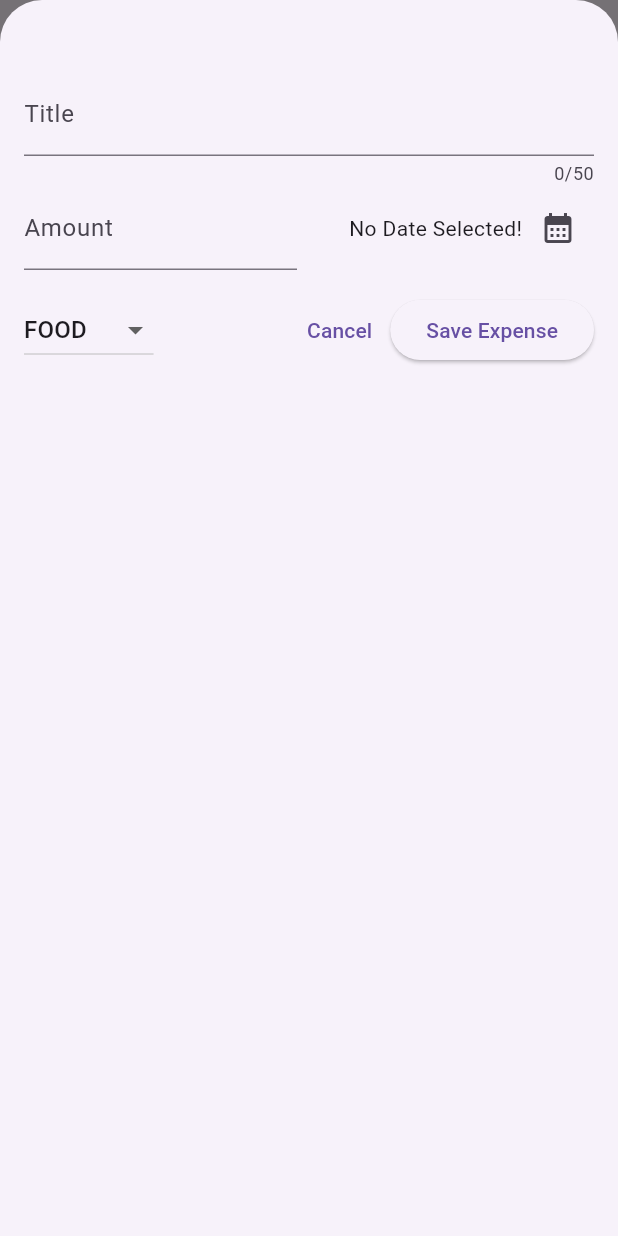
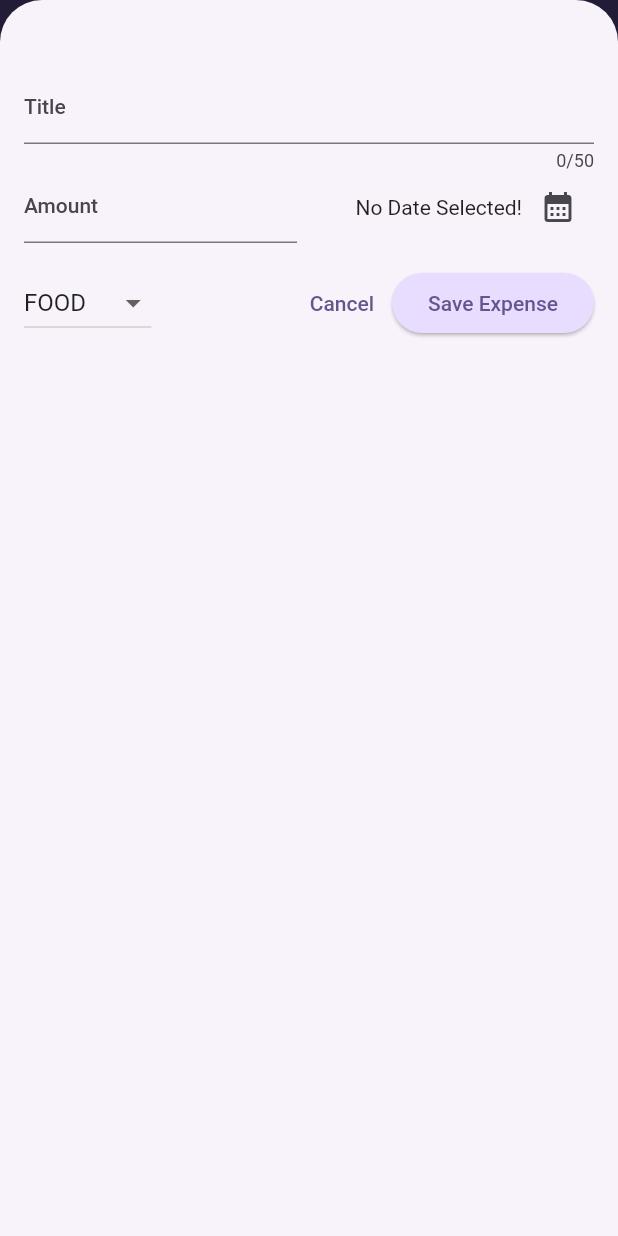
Before and after one commit to AndyMuloki/expense_tracker, a Flutter app: the screen it shows after launch, after a tap on the "add" icon, on a phone screen of 412 x 824 dp. Run offline on Flutter 3.47's test engine with Material 2 defaults, Android fonts, the phone set to English and light mode, and no system bars.

Commit message:
apply theming to the application

```diff
--- a/lib/main.dart
+++ b/lib/main.dart
@@ -2,10 +2,40 @@ import 'package:flutter/material.dart';
 
 import 'package:expense_tracker/widgets/expenses.dart';
 
+var kColorScheme = ColorScheme.fromSeed(
+  seedColor: const Color.fromARGB(255, 96, 59, 181),
+);
+
 void main() {
   runApp(
     MaterialApp(
-      theme: ThemeData(useMaterial3: true),
+      theme: ThemeData().copyWith(
+        useMaterial3: true,
+        colorScheme: kColorScheme,
+        appBarTheme: const AppBarTheme().copyWith(
+          backgroundColor: kColorScheme.onPrimaryContainer,
+          foregroundColor: kColorScheme.primaryContainer,
+        ),
+        cardTheme: const CardTheme().copyWith(
+          color: kColorScheme.secondaryContainer,
+          margin: const EdgeInsets.symmetric(
+            horizontal: 16,
+            vertical: 8,
+          ),
+        ),
+        elevatedButtonTheme: ElevatedButtonThemeData(
+          style: ElevatedButton.styleFrom(
+            backgroundColor: kColorScheme.primaryContainer,
+          ),
+        ),
+        textTheme: ThemeData().textTheme.copyWith(
+              titleLarge: TextStyle(
+                fontWeight: FontWeight.normal,
+                color: kColorScheme.onSecondaryContainer,
+                fontSize: 18,
+              ),
+            ),
+      ),
       home: const Expenses(),
       debugShowCheckedModeBanner:
           false, // disables debug label from the application
```
